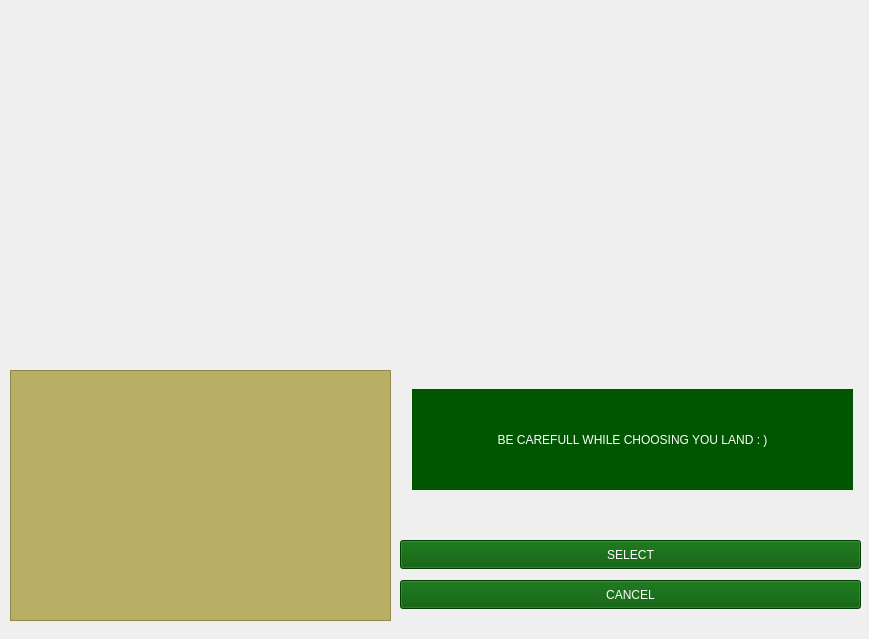
First picture: the form in MapSelectionWindow.ui, repository husseinmrad311-bit/my_project, before the edit.
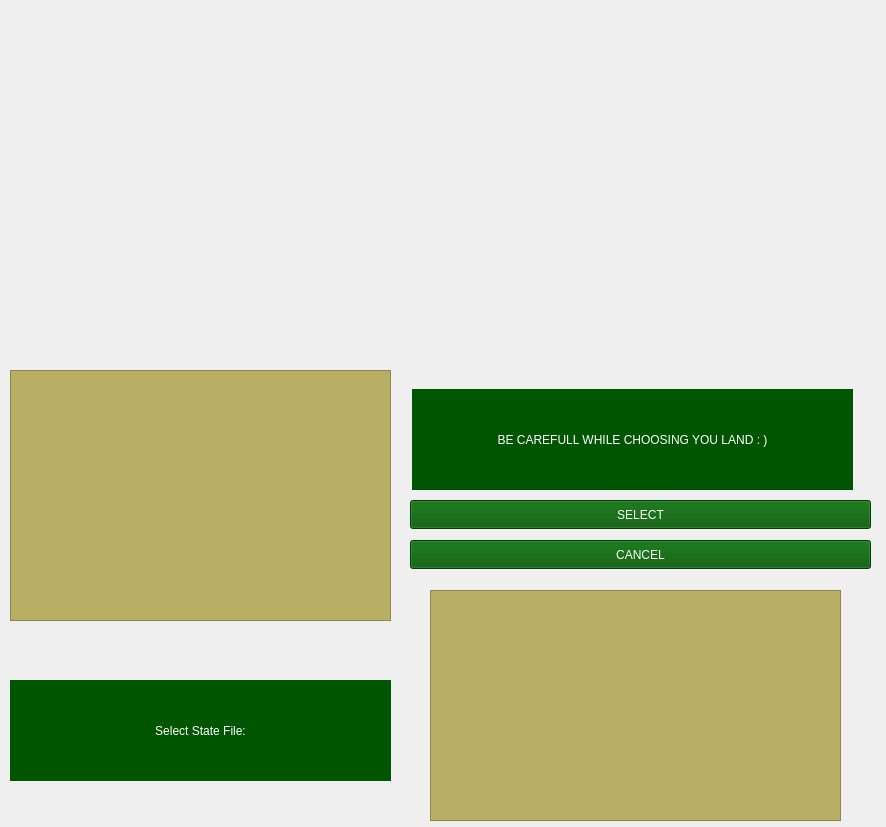
Second picture: the form after the edit. Icons and pictures are not drawn.

Patch:
```diff
--- a/MapSelectionWindow.ui
+++ b/MapSelectionWindow.ui
@@ -6,8 +6,8 @@
    <rect>
     <x>0</x>
     <y>0</y>
-    <width>869</width>
-    <height>639</height>
+    <width>886</width>
+    <height>827</height>
    </rect>
   </property>
   <property name="windowTitle">
@@ -50,8 +50,8 @@
   <widget class="QPushButton" name="selectButton">
    <property name="geometry">
     <rect>
-     <x>400</x>
-     <y>540</y>
+     <x>410</x>
+     <y>500</y>
      <width>461</width>
      <height>29</height>
     </rect>
@@ -67,8 +67,8 @@
   <widget class="QPushButton" name="cancelButton">
    <property name="geometry">
     <rect>
-     <x>400</x>
-     <y>580</y>
+     <x>410</x>
+     <y>540</y>
      <width>461</width>
      <height>29</height>
     </rect>
@@ -101,6 +101,41 @@
     <set>Qt::AlignmentFlag::AlignCenter</set>
    </property>
   </widget>
+  <widget class="QLabel" name="stateLabel">
+   <property name="geometry">
+    <rect>
+     <x>10</x>
+     <y>680</y>
+     <width>381</width>
+     <height>101</height>
+    </rect>
+   </property>
+   <property name="styleSheet">
+    <string notr="true">background-color: rgb(0, 85, 0);
+color: rgb(255, 255, 255);</string>
+   </property>
+   <property name="text">
+    <string>Select State File:</string>
+   </property>
+   <property name="alignment">
+    <set>Qt::AlignmentFlag::AlignCenter</set>
+   </property>
+  </widget>
+  <widget class="QListWidget" name="stateListWidget">
+   <property name="geometry">
+    <rect>
+     <x>430</x>
+     <y>590</y>
+     <width>411</width>
+     <height>231</height>
+    </rect>
+   </property>
+   <property name="styleSheet">
+    <string notr="true">background-color: rgb(184, 174, 100);
+selection-background-color: rgb(0, 85, 0);
+selection-color: rgb(255, 255, 255);</string>
+   </property>
+  </widget>
  </widget>
  <resources/>
  <connections/>
```
